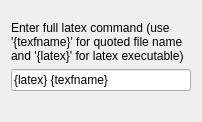
Before: the Qt Designer form src/userscripts/custom-latex-cmd.klfuserscript/form_latex_cmd.ui in klatexformula/klatexformula, drawn with Qt 5.
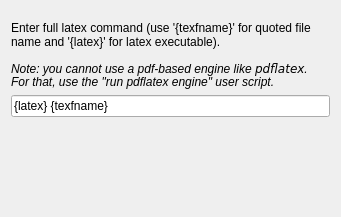
After: the same form once the commit is applied.

Commit message: fixes to pdflatex user script, cmake tweaks, bump version 4.1.0a

The edit to the form file:
```diff
--- a/src/userscripts/custom-latex-cmd.klfuserscript/form_latex_cmd.ui
+++ b/src/userscripts/custom-latex-cmd.klfuserscript/form_latex_cmd.ui
@@ -6,8 +6,8 @@
    <rect>
     <x>0</x>
     <y>0</y>
-    <width>202</width>
-    <height>122</height>
+    <width>341</width>
+    <height>217</height>
    </rect>
   </property>
   <property name="windowTitle">
@@ -33,7 +33,8 @@
    <item>
     <widget class="QLabel" name="label">
      <property name="text">
-      <string>Enter full latex command (use '{texfname}' for quoted file name and '{latex}' for latex executable)</string>
+      <string>&lt;p&gt;Enter full latex command (use '{texfname}' for quoted file name and '{latex}' for latex executable).&lt;/p&gt;
+&lt;p&gt;&lt;i&gt;Note: you cannot use a pdf-based engine like &lt;code&gt;pdflatex&lt;/code&gt;. For that, use the &quot;run pdflatex engine&quot; user script.&lt;/i&gt;&lt;/p&gt;</string>
      </property>
      <property name="wordWrap">
       <bool>true</bool>
@@ -55,7 +56,7 @@
      <property name="sizeHint" stdset="0">
       <size>
        <width>20</width>
-       <height>195</height>
+       <height>20</height>
       </size>
      </property>
     </spacer>
```
Lines whose indentation alone changed are shown as unchanged. The commit also changes 9 other files.
